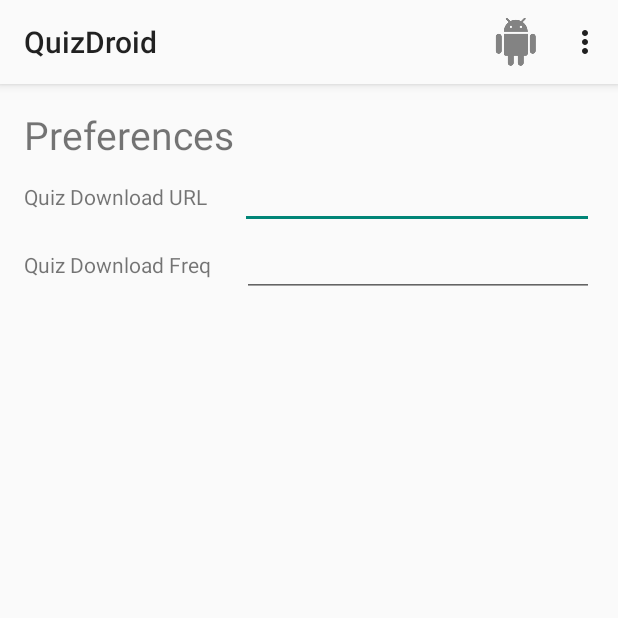
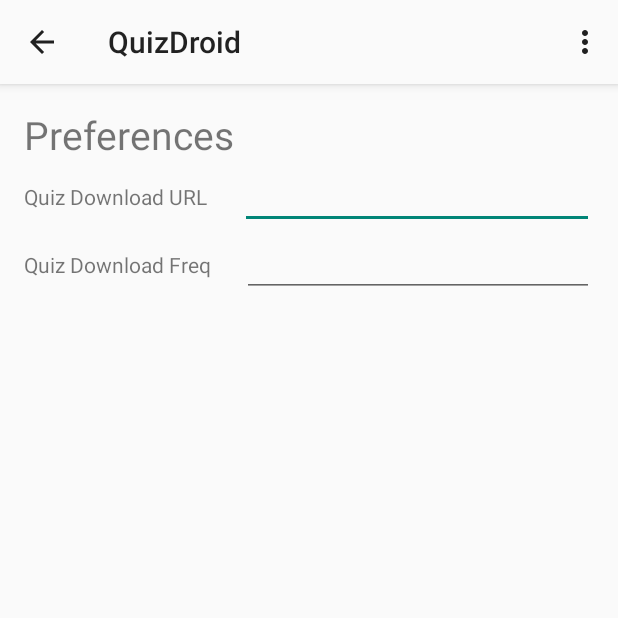
Before and after one commit to NZguy/quizdroid, an Android app: the screen it shows after launch (PreferencesActivity), in the options menu, after a tap on "Preferences", on a phone screen of 412 x 824 dp, the top half of it. Run offline under Robolectric (Android 15) with nearby library versions, the phone set to English and light mode, and no system bars.

Commit message:
moved menu home item to up arrow

```diff
--- a/app/src/main/java/edu/washington/drma/quizdroid/MainActivity.java
+++ b/app/src/main/java/edu/washington/drma/quizdroid/MainActivity.java
@@ -50,7 +50,7 @@ public class MainActivity extends AppCompatActivity {
     @Override
     public boolean onCreateOptionsMenu(Menu menu) {
         MenuInflater inflater = getMenuInflater();
-        inflater.inflate(R.menu.menu, menu);
+        inflater.inflate(R.menu.main_menu, menu);
         return true;
     }
 
@@ -58,12 +58,6 @@ public class MainActivity extends AppCompatActivity {
     public boolean onOptionsItemSelected(MenuItem item) {
         Intent i;
         switch (item.getItemId()) {
-            case R.id.action_main:
-                // User chose the "Settings" item, show the app settings UI...
-                i = new Intent(MainActivity.this, MainActivity.class);
-                startActivity(i);
-                return true;
-
             case R.id.action_preferences:
                 // User chose the "Favorite" action, mark the current item
                 // as a favorite...
--- a/app/src/main/java/edu/washington/drma/quizdroid/PreferencesActivity.java
+++ b/app/src/main/java/edu/washington/drma/quizdroid/PreferencesActivity.java
@@ -1,6 +1,7 @@
 package edu.washington.drma.quizdroid;
 
 import android.content.Intent;
+import android.support.v7.app.ActionBar;
 import android.support.v7.app.AppCompatActivity;
 import android.os.Bundle;
 import android.support.v7.widget.Toolbar;
@@ -18,12 +19,16 @@ public class PreferencesActivity extends AppCompatActivity {
         // Toolbar
         Toolbar toolbar = (Toolbar)findViewById(R.id.toolbar);
         setSupportActionBar(toolbar);
+
+        // Up button
+        ActionBar ab = getSupportActionBar();
+        ab.setDisplayHomeAsUpEnabled(true);
     }
 
     @Override
     public boolean onCreateOptionsMenu(Menu menu) {
         MenuInflater inflater = getMenuInflater();
-        inflater.inflate(R.menu.menu, menu);
+        inflater.inflate(R.menu.main_menu, menu);
         return true;
     }
 
@@ -31,12 +36,6 @@ public class PreferencesActivity extends AppCompatActivity {
     public boolean onOptionsItemSelected(MenuItem item) {
         Intent i;
         switch (item.getItemId()) {
-            case R.id.action_main:
-                // User chose the "Settings" item, show the app settings UI...
-                i = new Intent(PreferencesActivity.this, MainActivity.class);
-                startActivity(i);
-                return true;
-
             case R.id.action_preferences:
                 // User chose the "Favorite" action, mark the current item
                 // as a favorite...
--- a/app/src/main/res/menu/menu.xml
+++ b/app/src/main/res/menu/main_menu.xml
@@ -3,12 +3,6 @@
     xmlns:app="http://schemas.android.com/apk/res-auto">
 
     <!-- "Mark Favorite", should appear as action button if possible -->
-    <item
-        android:id="@+id/action_main"
-        android:icon="@drawable/ic_action_name"
-        android:title="Main"
-        app:showAsAction="ifRoom"/>
-
     <!-- Settings, should always be in the overflow -->
     <item android:id="@+id/action_preferences"
         android:icon="@drawable/ic_action_name"
```
Also changed, not shown: app/src/main/AndroidManifest.xml (+14 -2 lines), app/src/main/java/edu/washington/drma/quizdroid/QuizActivity.java (+6 -7 lines).
